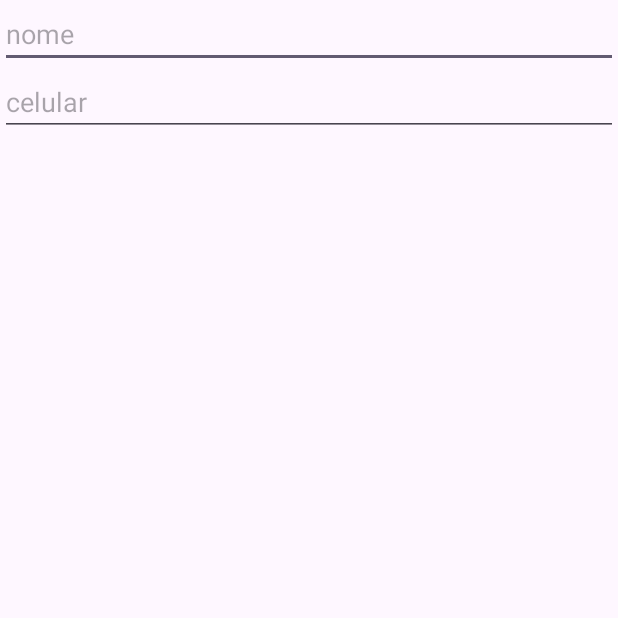
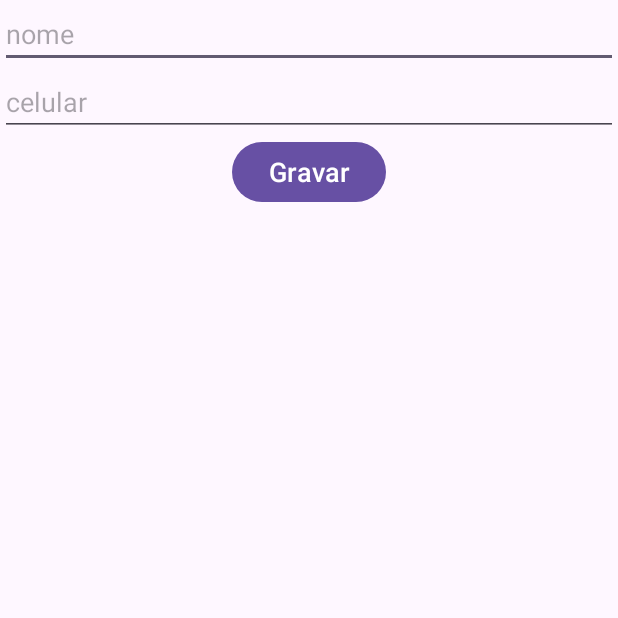
Before and after one commit to PedroCezarini/gasapp_kotlin, an Android app: the screen it shows after launch (MainActivity), on a phone screen of 412 x 824 dp, the top half of it. Run offline under Robolectric (Android 15) with nearby library versions, the phone set to English and light mode, and no system bars.

Commit message:
adicionando botão "Gravar"

```diff
--- a/app/src/main/res/layout/activity_main.xml
+++ b/app/src/main/res/layout/activity_main.xml
@@ -18,6 +18,15 @@
         android:id="@+id/edit_celular"
         android:layout_width="match_parent"
         android:layout_height="wrap_content"
+        android:inputType="phone"
         android:hint="celular"/>
 
+    <Button
+        android:id="@+id/button_gravar"
+        android:layout_width="wrap_content"
+        android:layout_height="wrap_content"
+        android:layout_gravity="center_horizontal"
+        android:text="Gravar"
+        android:textSize="18sp"/>
+
 </LinearLayout>
```
